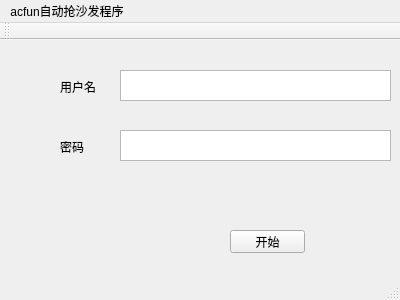
Before: the Qt Designer form mainwindow.ui in AeroHand/acfunsofagrab, drawn with Qt 5.
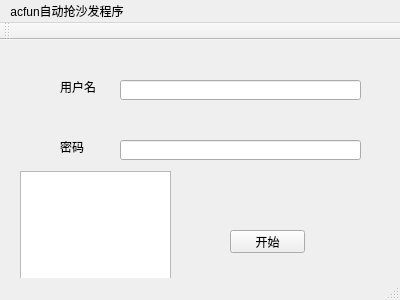
After: the same form once the commit is applied.

Patch:
```diff
--- a/mainwindow.ui
+++ b/mainwindow.ui
@@ -14,27 +14,7 @@
    <string>MainWindow</string>
   </property>
   <widget class="QWidget" name="centralWidget">
-   <widget class="QPlainTextEdit" name="plainTextEdit">
-    <property name="geometry">
-     <rect>
-      <x>120</x>
-      <y>30</y>
-      <width>271</width>
-      <height>31</height>
-     </rect>
-    </property>
-   </widget>
-   <widget class="QPlainTextEdit" name="plainTextEdit_2">
-    <property name="geometry">
-     <rect>
-      <x>120</x>
-      <y>90</y>
-      <width>271</width>
-      <height>31</height>
-     </rect>
-    </property>
-   </widget>
-   <widget class="QPushButton" name="pushButton">
+   <widget class="QPushButton" name="startbutton">
     <property name="geometry">
      <rect>
       <x>230</x>
@@ -73,6 +53,36 @@
      <string>密码</string>
     </property>
    </widget>
+   <widget class="QLineEdit" name="idname">
+    <property name="geometry">
+     <rect>
+      <x>120</x>
+      <y>40</y>
+      <width>241</width>
+      <height>20</height>
+     </rect>
+    </property>
+   </widget>
+   <widget class="QLineEdit" name="passwordbuff">
+    <property name="geometry">
+     <rect>
+      <x>120</x>
+      <y>100</y>
+      <width>241</width>
+      <height>20</height>
+     </rect>
+    </property>
+   </widget>
+   <widget class="QTextBrowser" name="textBrowser">
+    <property name="geometry">
+     <rect>
+      <x>20</x>
+      <y>131</y>
+      <width>151</width>
+      <height>111</height>
+     </rect>
+    </property>
+   </widget>
   </widget>
   <widget class="QMenuBar" name="menuBar">
    <property name="geometry">
```
